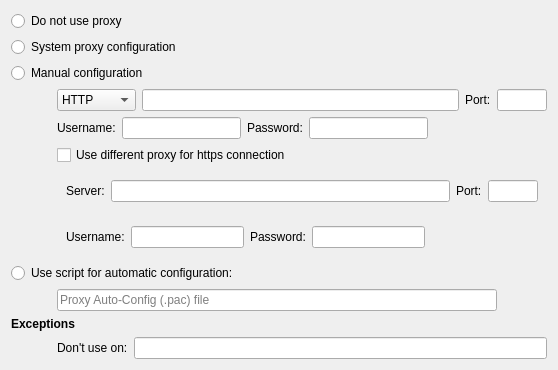
QupZilla/qupzilla, file src/plugins/StatusBarIcons/sbi_proxywidget.ui: the form before one commit.
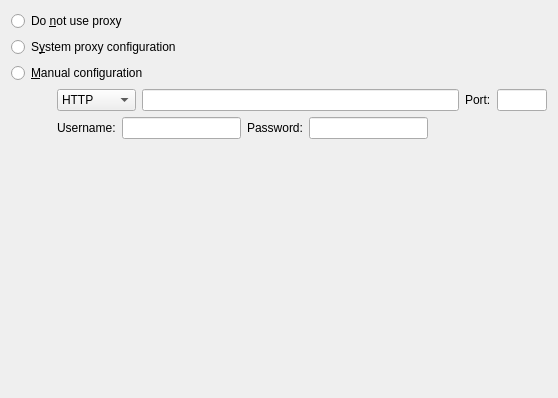
The form after the commit.

Commit message:
StatusBarIcons: Update NetworkIcon to work with QNetworkProxy
This should make it work with proxy config in Qt 5.6

Patch:
```diff
--- a/src/plugins/StatusBarIcons/sbi_proxywidget.ui
+++ b/src/plugins/StatusBarIcons/sbi_proxywidget.ui
@@ -7,7 +7,7 @@
     <x>0</x>
     <y>0</y>
     <width>558</width>
-    <height>342</height>
+    <height>398</height>
    </rect>
   </property>
   <property name="windowTitle">
@@ -17,38 +17,10 @@
    <item row="0" column="0" colspan="2">
     <widget class="QRadioButton" name="noProxy">
      <property name="text">
-      <string>Do not use proxy</string>
+      <string>Do &amp;not use proxy</string>
      </property>
     </widget>
    </item>
-   <item row="5" column="1">
-    <widget class="QCheckBox" name="useHttpsProxy">
-     <property name="text">
-      <string>Use different proxy for https connection</string>
-     </property>
-    </widget>
-   </item>
-   <item row="11" column="0" colspan="2">
-    <widget class="QLabel" name="label_54">
-     <property name="text">
-      <string>&lt;b&gt;Exceptions&lt;/b&gt;</string>
-     </property>
-    </widget>
-   </item>
-   <item row="12" column="1">
-    <layout class="QHBoxLayout" name="horizontalLayout_27">
-     <item>
-      <widget class="QLabel" name="label_40">
-       <property name="text">
-        <string>Don't use on:</string>
-       </property>
-      </widget>
-     </item>
-     <item>
-      <widget class="QLineEdit" name="proxyExceptions"/>
-     </item>
-    </layout>
-   </item>
    <item row="3" column="1">
     <layout class="QHBoxLayout" name="horizontalLayout_9">
      <item>
@@ -140,55 +112,21 @@
      </item>
     </layout>
    </item>
-   <item row="9" column="0" colspan="2">
-    <widget class="QRadioButton" name="pacProxy">
-     <property name="text">
-      <string>Use script for automatic configuration:</string>
-     </property>
-    </widget>
-   </item>
    <item row="1" column="0" colspan="2">
     <widget class="QRadioButton" name="systemProxy">
      <property name="text">
-      <string>System proxy configuration</string>
+      <string>S&amp;ystem proxy configuration</string>
      </property>
     </widget>
    </item>
-   <item row="10" column="1">
-    <layout class="QHBoxLayout" name="horizontalLayout_22">
-     <item>
-      <widget class="QLineEdit" name="pacUrl">
-       <property name="placeholderText">
-        <string>Proxy Auto-Config (.pac) file</string>
-       </property>
-      </widget>
-     </item>
-     <item>
-      <spacer name="horizontalSpacer_27">
-       <property name="orientation">
-        <enum>Qt::Horizontal</enum>
-       </property>
-       <property name="sizeType">
-        <enum>QSizePolicy::Fixed</enum>
-       </property>
-       <property name="sizeHint" stdset="0">
-        <size>
-         <width>50</width>
-         <height>20</height>
-        </size>
-       </property>
-      </spacer>
-     </item>
-    </layout>
-   </item>
    <item row="2" column="0" colspan="2">
     <widget class="QRadioButton" name="manualProxy">
      <property name="text">
-      <string>Manual configuration</string>
+      <string>&amp;Manual configuration</string>
      </property>
     </widget>
    </item>
-   <item row="13" column="1">
+   <item row="7" column="1">
     <spacer name="verticalSpacer">
      <property name="orientation">
       <enum>Qt::Vertical</enum>
@@ -201,76 +139,9 @@
      </property>
     </spacer>
    </item>
-   <item row="7" column="1">
-    <widget class="QFrame" name="httpsServerLayout_2">
-     <layout class="QHBoxLayout" name="httpsServerLayout">
-      <item>
-       <widget class="QLabel" name="label_55">
-        <property name="text">
-         <string>Server:</string>
-        </property>
-       </widget>
-      </item>
-      <item>
-       <widget class="QLineEdit" name="httpsProxyServer"/>
-      </item>
-      <item>
-       <widget class="QLabel" name="label_58">
-        <property name="text">
-         <string>Port:</string>
-        </property>
-       </widget>
-      </item>
-      <item>
-       <widget class="QLineEdit" name="httpsProxyPort">
-        <property name="maximumSize">
-         <size>
-          <width>50</width>
-          <height>16777215</height>
-         </size>
-        </property>
-       </widget>
-      </item>
-     </layout>
-    </widget>
-   </item>
-   <item row="8" column="1">
+   <item row="6" column="1">
     <widget class="QFrame" name="httpsCredentialsLayout_2">
-     <layout class="QHBoxLayout" name="httpsCredentialsLayout">
-      <item>
-       <widget class="QLabel" name="label_38">
-        <property name="text">
-         <string>Username:</string>
-        </property>
-       </widget>
-      </item>
-      <item>
-       <widget class="QLineEdit" name="httpsProxyUsername"/>
-      </item>
-      <item>
-       <widget class="QLabel" name="label_39">
-        <property name="text">
-         <string>Password:</string>
-        </property>
-       </widget>
-      </item>
-      <item>
-       <widget class="QLineEdit" name="httpsProxyPassword"/>
-      </item>
-      <item>
-       <spacer name="horizontalSpacer_3">
-        <property name="orientation">
-         <enum>Qt::Horizontal</enum>
-        </property>
-        <property name="sizeHint" stdset="0">
-         <size>
-          <width>40</width>
-          <height>20</height>
-         </size>
-        </property>
-       </spacer>
-      </item>
-     </layout>
+     <layout class="QHBoxLayout" name="httpsCredentialsLayout"/>
     </widget>
    </item>
   </layout>
```
The commit also changes 7 other files.
